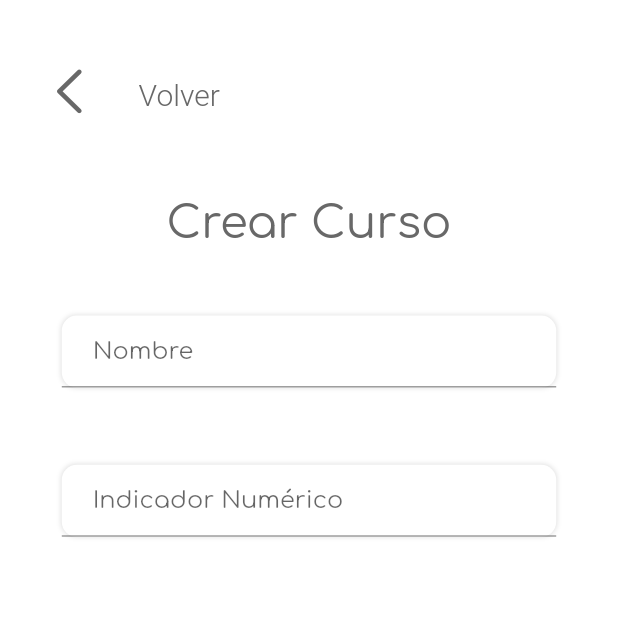
After one commit to sebasnop/lineclass-app, a Flutter app: the CreateCourseScreen screen opened directly, on a phone screen of 412 x 824 dp, the top half of it. The commit adds this screen. Run offline on Flutter 3.47's test engine with Material 2 defaults, Android fonts, the light colour scheme and no system bars; drawn by our look-alikes of flutter_form_builder; missing offline and left inert: generic_bloc_provider.

Commit message:
Campos de formulario de cursos añadido

```diff
--- a/lib/Course/ui/screens/add_course_screen.dart
+++ b/lib/Course/ui/screens/add_course_screen.dart
@@ -1,4 +1,5 @@
 import 'package:flutter/material.dart';
+import 'package:lineclass/Course/ui/screens/create_course_screen.dart';
 import 'package:lineclass/Course/ui/widgets/add_course_option.dart';
 import 'package:lineclass/widgets/own_back_button.dart';
 
@@ -7,7 +8,7 @@ class AddCourseScreen extends StatelessWidget {
   Widget build(BuildContext context) {
 
     double screenWidth = MediaQuery.of(context).size.width;
-    double backButtonWidth = (screenWidth*20) / 100;
+    double backButtonWidth = screenWidth*0.20;
 
     double screenHeight = MediaQuery.of(context).size.height;
 
@@ -39,6 +40,18 @@ class AddCourseScreen extends StatelessWidget {
       ),
     );
 
+     Function createCourse =  (){
+      Navigator.push(context, MaterialPageRoute (
+          builder: (BuildContext context) => CreateCourseScreen()
+      ));
+    };
+
+    Function joinCourse =  (){
+      Navigator.push(context, MaterialPageRoute (
+          builder: (BuildContext context) => AddCourseScreen()
+      ));
+    };
+
     return Scaffold(
       backgroundColor: Color(0xffF3F3F3),
       body: Column(
@@ -47,9 +60,9 @@ class AddCourseScreen extends StatelessWidget {
           addCourseText,
           asText,
           AddCourseOption(optionText: "E S T U D I A N T E", optionImage: "assets/student.png",
-              screenWidth: screenWidth, screenHeight: screenWidth),
+              screenWidth: screenWidth, screenHeight: screenHeight, goTo: createCourse,),
           AddCourseOption(optionText: "P R O F E S O R", optionImage: "assets/teacher.png",
-            screenWidth: screenWidth, screenHeight: screenWidth,)
+            screenWidth: screenWidth, screenHeight: screenHeight, goTo: createCourse,)
         ],
       ),
     );
--- /dev/null
+++ b/lib/Course/ui/screens/create_course_screen.dart
@@ -0,0 +1,127 @@
+import 'package:flutter/cupertino.dart';
+import 'package:flutter/material.dart';
+import 'package:flutter_form_builder/flutter_form_builder.dart';
+import 'package:lineclass/widgets/own_back_button.dart';
+
+class CreateCourseScreen extends StatefulWidget {
+  @override
+  _CreateCourseScreenState createState() => _CreateCourseScreenState();
+
+}
+
+class _CreateCourseScreenState extends State<CreateCourseScreen> {
+
+  final GlobalKey<FormBuilderState> _fbKey = GlobalKey<FormBuilderState>();
+
+  @override
+  Widget build(BuildContext context) {
+
+    double screenWidth = MediaQuery.of(context).size.width;
+    double backButtonWidth = screenWidth*0.20;
+
+    double paddingField = screenWidth*0.10;
+
+    Widget createCourseText = Container(
+      margin: EdgeInsets.only(top: 30, bottom:45),
+      child: Center(
+        child: Text(
+          "Crear Curso",
+          style: TextStyle(
+              fontSize: 30,
+              color: Color(0xff686868),
+              fontFamily: "Comfortaa"
+          ),
+        ),
+      ),
+    );
+
+    Widget form = Column(
+      children: <Widget>[
+        FormBuilder(
+          key: _fbKey,
+          autovalidate: true,
+          child: Column(
+            children: <Widget>[
+              Container(
+                margin: EdgeInsets.only(
+                    left: paddingField,
+                    right: paddingField,
+                    bottom: paddingField*1.25
+                ),
+                decoration: BoxDecoration(
+                  color: Colors.white,
+                  borderRadius: BorderRadius.circular(10),
+                  boxShadow: <BoxShadow>[ BoxShadow(color: Colors.black12,blurRadius: 2)]
+                ),
+                child: FormBuilderTextField(
+                  attribute: "name",
+                  cursorColor: Color(0xff686868),
+                  style: TextStyle(
+                    fontFamily: "Comfortaa"
+                  ),
+                  decoration: InputDecoration(
+                      labelText: "Nombre",
+                      errorStyle: TextStyle(
+                          fontFamily: "Comfortaa"
+                      ),
+                      contentPadding: EdgeInsets.only(
+                        left: paddingField/2,
+                        right: paddingField/2
+                    )
+                  ),
+                  validators: [
+                    FormBuilderValidators.required(),
+                    FormBuilderValidators.minLength(2),
+                    FormBuilderValidators.maxLength(28),
+                  ],
+                ),
+              ),
+              Container(
+                margin: EdgeInsets.only(
+                    left: paddingField,
+                    right: paddingField
+                ),
+                decoration: BoxDecoration(
+                    color: Colors.white,
+                    borderRadius: BorderRadius.circular(10),
+                    boxShadow: <BoxShadow>[ BoxShadow(color: Colors.black12,blurRadius: 2)]
+                ),
+                child: FormBuilderTextField(
+                  attribute: "indicator",
+                  cursorColor: Color(0xff686868),
+                  style: TextStyle(
+                      fontFamily: "Comfortaa"
+                  ),
+                  decoration: InputDecoration(
+                      labelText: "Indicador Numérico",
+                      errorStyle: TextStyle(
+                          fontFamily: "Comfortaa"
+                      ),
+                      contentPadding: EdgeInsets.only(
+                          left: paddingField/2,
+                          right: paddingField/2
+                      )
+                  ),
+                  validators: [
+                    FormBuilderValidators.numeric(),
+                  ],
+                ),
+              )
+            ],
+          ),
+        )
+      ],
+    );
+
+    return Scaffold(
+      backgroundColor: Colors.white,
+      body: Column(
+        children: <Widget>[
+          OwnBackButton(width: backButtonWidth, height: backButtonWidth, backText: "Volver"),
+          createCourseText,
+          form
+        ],
+      ),
+    );
+  }
+}
--- a/lib/Course/ui/widgets/add_course_option.dart
+++ b/lib/Course/ui/widgets/add_course_option.dart
@@ -8,12 +8,15 @@ class AddCourseOption extends StatefulWidget {
   double screenWidth;
   double screenHeight;
 
+  Function goTo;
+
   AddCourseOption({
     Key key,
     @required this.optionText,
     @required this.optionImage,
     @required this.screenWidth,
-    @required this.screenHeight
+    @required this.screenHeight,
+    @required this.goTo
   });
 
   @override
@@ -25,7 +28,7 @@ class _AddCourseOptionState extends State<AddCourseOption> {
   Widget build(BuildContext context) {
 
     double containerWidth = widget.screenWidth*0.80;
-    double containerHeight = widget.screenHeight*0.48;
+    double containerHeight = widget.screenHeight*0.25;
 
     double sidePicture = containerHeight*0.50;
 
@@ -67,9 +70,7 @@ class _AddCourseOptionState extends State<AddCourseOption> {
           color: Colors.white,
           borderRadius: BorderRadius.circular(30),
           child: InkWell(
-            onTap: () {
-
-            },
+            onTap: widget.goTo,
             child: Center(
               child: Column(
                 children: <Widget>[
--- a/pubspec.yaml
+++ b/pubspec.yaml
@@ -28,6 +28,7 @@ dependencies:
   firebase_analytics: ^5.0.11
 
   generic_bloc_provider: ^1.0.9
+  flutter_form_builder: ^3.8.0+1
 
 dev_dependencies:
   flutter_test:
```
Also changed, not shown: pubspec.lock.
